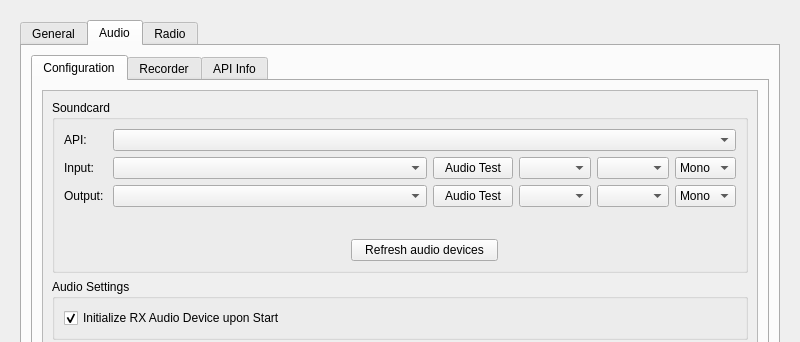
Qt form src/ui/dialogsettings.ui (GekkoFyre/small-world-deluxe) before a commit; both pictures show x 0 to 800 and y 0 to 342 of the 800 by 768 pixel window.
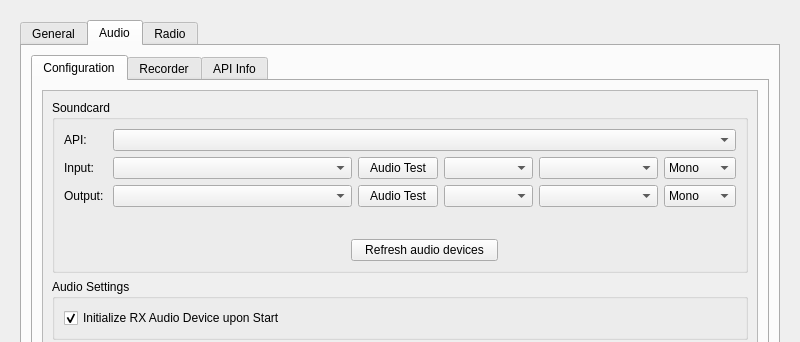
The same form after that commit. The open tabs and pages were chosen to show the change.

The edit to the form file:
```diff
--- a/src/ui/dialogsettings.ui
+++ b/src/ui/dialogsettings.ui
@@ -2067,8 +2067,8 @@
                               <item>
                                <widget class="QComboBox" name="comboBox_soundcard_input">
                                 <property name="sizePolicy">
-                                 <sizepolicy hsizetype="MinimumExpanding" vsizetype="Fixed">
-                                  <horstretch>0</horstretch>
+                                 <sizepolicy hsizetype="Preferred" vsizetype="Fixed">
+                                  <horstretch>40</horstretch>
                                   <verstretch>0</verstretch>
                                  </sizepolicy>
                                 </property>
@@ -2080,8 +2080,8 @@
                               <item>
                                <widget class="QPushButton" name="pushButton_input_sound_test">
                                 <property name="sizePolicy">
-                                 <sizepolicy hsizetype="Maximum" vsizetype="Fixed">
-                                  <horstretch>0</horstretch>
+                                 <sizepolicy hsizetype="Preferred" vsizetype="Fixed">
+                                  <horstretch>13</horstretch>
                                   <verstretch>0</verstretch>
                                  </sizepolicy>
                                 </property>
@@ -2098,6 +2098,12 @@
                               </item>
                               <item>
                                <widget class="QComboBox" name="comboBox_audio_input_bit_rate">
+                                <property name="sizePolicy">
+                                 <sizepolicy hsizetype="Preferred" vsizetype="Fixed">
+                                  <horstretch>15</horstretch>
+                                  <verstretch>0</verstretch>
+                                 </sizepolicy>
+                                </property>
                                 <property name="toolTip">
                                  <string>Choose the bit-rate of your selected, input audio device.</string>
                                 </property>
@@ -2106,8 +2112,8 @@
                               <item>
                                <widget class="QComboBox" name="comboBox_audio_input_sample_rate">
                                 <property name="sizePolicy">
-                                 <sizepolicy hsizetype="Maximum" vsizetype="Fixed">
-                                  <horstretch>0</horstretch>
+                                 <sizepolicy hsizetype="Preferred" vsizetype="Fixed">
+                                  <horstretch>20</horstretch>
                                   <verstretch>0</verstretch>
                                  </sizepolicy>
                                 </property>
@@ -2122,8 +2128,8 @@
                               <item>
                                <widget class="QComboBox" name="comboBox_soundcard_input_channels">
                                 <property name="sizePolicy">
-                                 <sizepolicy hsizetype="Maximum" vsizetype="Fixed">
-                                  <horstretch>0</horstretch>
+                                 <sizepolicy hsizetype="Preferred" vsizetype="Fixed">
+                                  <horstretch>12</horstretch>
                                   <verstretch>0</verstretch>
                                  </sizepolicy>
                                 </property>
@@ -2192,8 +2198,8 @@
                               <item>
                                <widget class="QComboBox" name="comboBox_soundcard_output">
                                 <property name="sizePolicy">
-                                 <sizepolicy hsizetype="MinimumExpanding" vsizetype="Fixed">
-                                  <horstretch>0</horstretch>
+                                 <sizepolicy hsizetype="Preferred" vsizetype="Fixed">
+                                  <horstretch>40</horstretch>
                                   <verstretch>0</verstretch>
                                  </sizepolicy>
                                 </property>
@@ -2205,8 +2211,8 @@
                               <item>
                                <widget class="QPushButton" name="pushButton_output_sound_test">
                                 <property name="sizePolicy">
-                                 <sizepolicy hsizetype="Maximum" vsizetype="Fixed">
-                                  <horstretch>0</horstretch>
+                                 <sizepolicy hsizetype="Preferred" vsizetype="Fixed">
+                                  <horstretch>13</horstretch>
                                   <verstretch>0</verstretch>
                                  </sizepolicy>
                                 </property>
@@ -2220,6 +2226,12 @@
                               </item>
                               <item>
                                <widget class="QComboBox" name="comboBox_audio_output_bit_rate">
+                                <property name="sizePolicy">
+                                 <sizepolicy hsizetype="Preferred" vsizetype="Fixed">
+                                  <horstretch>15</horstretch>
+                                  <verstretch>0</verstretch>
+                                 </sizepolicy>
+                                </property>
                                 <property name="toolTip">
                                  <string>Choose the bit-rate of your selected, output audio device.</string>
                                 </property>
@@ -2228,8 +2240,8 @@
                               <item>
                                <widget class="QComboBox" name="comboBox_audio_output_sample_rate">
                                 <property name="sizePolicy">
-                                 <sizepolicy hsizetype="Maximum" vsizetype="Fixed">
-                                  <horstretch>0</horstretch>
+                                 <sizepolicy hsizetype="Preferred" vsizetype="Fixed">
+                                  <horstretch>20</horstretch>
                                   <verstretch>0</verstretch>
                                  </sizepolicy>
                                 </property>
@@ -2244,8 +2256,8 @@
                               <item>
                                <widget class="QComboBox" name="comboBox_soundcard_output_channels">
                                 <property name="sizePolicy">
-                                 <sizepolicy hsizetype="Maximum" vsizetype="Fixed">
-                                  <horstretch>0</horstretch>
+                                 <sizepolicy hsizetype="Preferred" vsizetype="Fixed">
+                                  <horstretch>12</horstretch>
                                   <verstretch>0</verstretch>
                                  </sizepolicy>
                                 </property>
```
Left out of the diff: 10 changed lines with no effect on the pictures.
